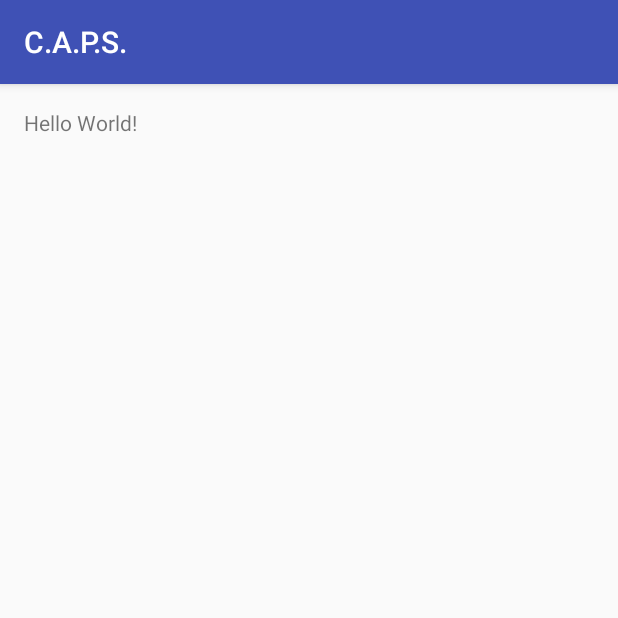
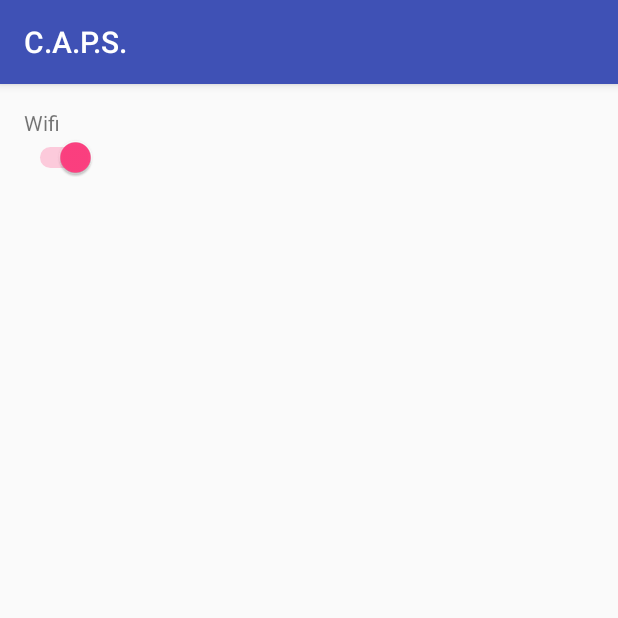
Before and after one commit to MessiasLima/avisae, an Android app: the screen it shows after launch (TestActivity), on a phone screen of 412 x 824 dp, the top half of it. Run offline under Robolectric (Android 15) with nearby library versions, the phone set to English and light mode, and no system bars.

Commit message:
Classe de controle do Wifi

```diff
--- a/app/src/main/AndroidManifest.xml
+++ b/app/src/main/AndroidManifest.xml
@@ -1,6 +1,12 @@
 <?xml version="1.0" encoding="utf-8"?>
 <manifest xmlns:android="http://schemas.android.com/apk/res/android"
     package="br.ufc.caps">
+
+
+    <uses-permission android:name="android.permission.CHANGE_WIFI_STATE" />
+    <uses-permission android:name="android.permission.WRITE_SETTINGS" />
+    <uses-permission android:name="android.permission.ACCESS_WIFI_STATE" />
+
 
     <application
         android:allowBackup="true"
--- a/app/src/main/java/br/ufc/caps/TestActivity.java
+++ b/app/src/main/java/br/ufc/caps/TestActivity.java
@@ -1,7 +1,14 @@
 package br.ufc.caps;
 
+import android.content.Context;
+import android.net.wifi.WifiManager;
 import android.os.Bundle;
 import android.support.v7.app.AppCompatActivity;
+import android.util.Log;
+import android.view.View;
+import android.widget.Switch;
+
+import br.ufc.caps.settings.WifiSettings;
 
 /**
  * Essa Activity foi criada apenas para testar as funcionalidades criadas e não deve ser usada na versão final do app
@@ -16,18 +23,25 @@ import android.support.v7.app.AppCompatActivity;
  */
 public class TestActivity extends AppCompatActivity {
 
+    Switch switchWifi;
+
     @Override
     protected void onCreate(Bundle savedInstanceState) {
         super.onCreate(savedInstanceState);
         setContentView(R.layout.activity_test);
 
-        //Testar Mexer no Wifi
-        //WifiManager wifiManager = (WifiManager) getSystemService(Context.WIFI_SERVICE);
-        //boolean enabled = wifiManager.isWifiEnabled();
-        //Log.i("Wifi","Enabled: " + enabled);
-        //wifiManager.setWifiEnabled(!enabled);
-        //Log.i("Wifi", "Enabled: " + wifiManager.isWifiEnabled());
+        initComponents();
+    }
 
-
+    private void initComponents() {
+        switchWifi = (Switch) findViewById(R.id.sw_wifi);
+        final WifiSettings wifiSettings = new WifiSettings(this);
+        switchWifi.setChecked(wifiSettings.isWifiEnabled());
+        switchWifi.setOnClickListener(new View.OnClickListener() {
+            @Override
+            public void onClick(View v) {
+                wifiSettings.setWifiEnabled(switchWifi.isChecked());
+            }
+        });
     }
 }
--- /dev/null
+++ b/app/src/main/java/br/ufc/caps/settings/WifiSettings.java
@@ -0,0 +1,35 @@
+package br.ufc.caps.settings;
+
+import android.content.Context;
+import android.net.wifi.WifiManager;
+
+/**
+ * Created by messias on 5/5/16.
+ *
+ * @author Messias Lima
+ *         <p/>
+ *         Classe responsável pelo acesso ao Wifi
+ */
+public class WifiSettings {
+    WifiManager wifiManager;
+
+    public WifiSettings(Context context) {
+        wifiManager = (WifiManager) context.getSystemService(Context.WIFI_SERVICE);
+    }
+
+    /**
+     * Verifica se o Wifi está ativo
+     */
+    public boolean isWifiEnabled() {
+        return wifiManager.isWifiEnabled();
+    }
+
+    /**
+     * Ativa ou desativa o Wifi
+     *
+     * @return se a operação foi realizada com sucesso
+     */
+    public boolean setWifiEnabled(boolean enable) {
+        return wifiManager.setWifiEnabled(enable);
+    }
+}
--- a/app/src/main/res/layout/activity_test.xml
+++ b/app/src/main/res/layout/activity_test.xml
@@ -1,5 +1,5 @@
 <?xml version="1.0" encoding="utf-8"?>
-<RelativeLayout xmlns:android="http://schemas.android.com/apk/res/android"
+<LinearLayout xmlns:android="http://schemas.android.com/apk/res/android"
     xmlns:tools="http://schemas.android.com/tools"
     android:layout_width="match_parent"
     android:layout_height="match_parent"
@@ -7,10 +7,15 @@
     android:paddingLeft="@dimen/activity_horizontal_margin"
     android:paddingRight="@dimen/activity_horizontal_margin"
     android:paddingTop="@dimen/activity_vertical_margin"
-    tools:context="br.ufc.caps.TestActivity">
+    tools:context="br.ufc.caps.TestActivity"
+    android:orientation="vertical">
 
     <TextView
         android:layout_width="wrap_content"
         android:layout_height="wrap_content"
-        android:text="Hello World!" />
-</RelativeLayout>
+        android:text="Wifi" />
+    <Switch
+        android:id="@+id/sw_wifi"
+        android:layout_width="wrap_content"
+        android:layout_height="wrap_content" />
+</LinearLayout>
```
